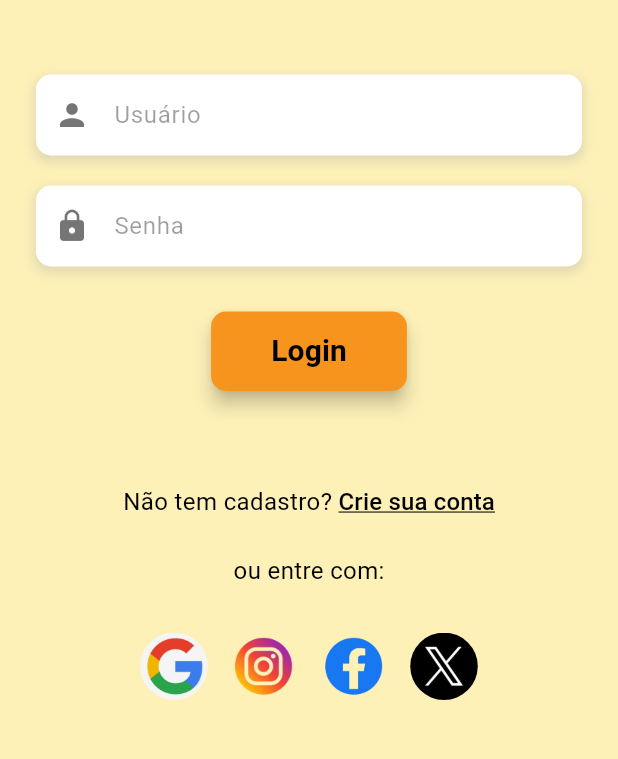
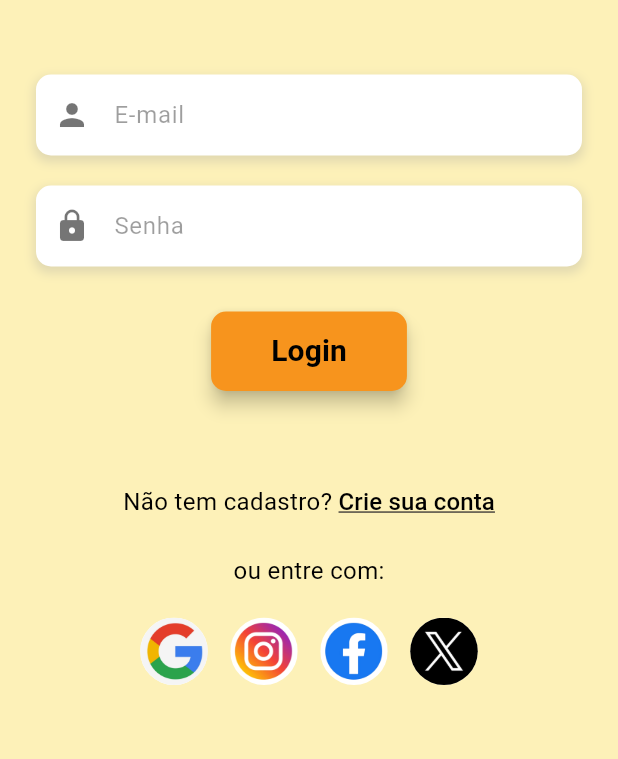
Before and after one commit to Matth998/bee-better-front, a Flutter app: the screen it shows after launch, on a phone screen of 412 x 824 dp, the part 419-1178 px from its top. Run offline on Flutter 3.47's test engine with Material 3 defaults, Android fonts, the phone set to English and light mode, and no system bars; our stand-ins replace dropdown_search, google_sign_in, image_picker, permission_handler, shared_preferences, table_calendar.

Commit message:
Login via Google

```diff
--- a/lib/services/auth_service.dart
+++ b/lib/services/auth_service.dart
@@ -31,7 +31,7 @@ class AuthService {
         experiencia: user['mascot_experience'] ?? 0,
       );
 
-      await _registrarDailyLogin();
+      await registrarDailyLoginPublic();
     } else {
       throw Exception('Usuário ou senha inválidos');
     }
@@ -67,14 +67,14 @@ class AuthService {
         experiencia: user['mascot_experience'] ?? 0,
       );
 
-      await _registrarDailyLogin();
+      await registrarDailyLoginPublic();
     } else {
       throw Exception('Erro ao criar conta. Tente novamente.');
     }
   }
 
   // DAILY LOGIN — registra streak e atualiza moedas
-  static Future<void> _registrarDailyLogin() async {
+  static Future<void> registrarDailyLoginPublic() async {
     try {
       final response = await http.post(
         Uri.parse('$baseUrl/users/${UserSession.id}/daily-login'),
--- a/lib/views/auth/login.dart
+++ b/lib/views/auth/login.dart
@@ -1,10 +1,11 @@
 import 'package:bee_better_flutter/services/auth_service.dart';
 import 'package:bee_better_flutter/services/user_session.dart';
 import 'package:flutter/material.dart';
+import 'package:google_sign_in/google_sign_in.dart';
+import 'package:http/http.dart' as http;
+import 'dart:convert';
 
-// Constante para a cor de fundo bege claro
 const Color appBackgroundColor = Color(0xFFFDF1B8);
-// Constante para o laranja do botão
 const Color appPrimaryOrange = Color(0xFFF7941D);
 
 class LoginScreen extends StatefulWidget {
@@ -17,12 +18,85 @@ class LoginScreen extends StatefulWidget {
 class _LoginScreenState extends State<LoginScreen> {
   final _userController = TextEditingController();
   final _passwordController = TextEditingController();
+  bool _loadingGoogle = false;
+
+  static const String _baseUrl = 'http://localhost:8080';
+
+  // Google Sign In configurado com o client ID Android
+  final GoogleSignIn _googleSignIn = GoogleSignIn(
+    clientId: '666409812247-5ubt6sg7gge17m2usu4br3i5a47jekrs.apps.googleusercontent.com',
+    scopes: ['email', 'profile'],
+  );
 
   @override
   void dispose() {
     _userController.dispose();
     _passwordController.dispose();
     super.dispose();
+  }
+
+  Future<void> _loginComGoogle() async {
+    setState(() => _loadingGoogle = true);
+    try {
+      // 1. Abre o seletor de conta Google
+      final GoogleSignInAccount? account = await _googleSignIn.signIn();
+      if (account == null) {
+        setState(() => _loadingGoogle = false);
+        return; // usuário cancelou
+      }
+
+      // 2. Pega o token de autenticação
+      final GoogleSignInAuthentication auth = await account.authentication;
+      final String? idToken = auth.idToken;
+
+      if (idToken == null) {
+        throw Exception('Não foi possível obter o token do Google');
+      }
+
+      // 3. Envia o token para o backend
+      final response = await http.post(
+        Uri.parse('$_baseUrl/auth/google'),
+        headers: {'Content-Type': 'application/json'},
+        body: jsonEncode({'idToken': idToken}),
+      );
+
+      if (response.statusCode == 200) {
+        final data = jsonDecode(response.body);
+        final user = data['user'];
+
+        UserSession.salvarSessao(
+          token: data['token'] ?? '',
+          id: user['id'] ?? 0,
+          nome: user['name'] ?? '',
+          email: user['email'] ?? '',
+          birthDate: user['birth_date'] ?? '',
+          fotoPerfil: user['profile_picture_url'] != null
+              ? '$_baseUrl${user['profile_picture_url']}'
+              : '',
+          nivel: user['mascot_level'] ?? 1,
+          moedas: user['coins'] ?? 0,
+          experiencia: user['mascot_experience'] ?? 0,
+        );
+
+        await AuthService.registrarDailyLoginPublic();
+
+        if (mounted) Navigator.pushReplacementNamed(context, '/home');
+      } else {
+        throw Exception('Erro ao autenticar com Google');
+      }
+    } catch (e) {
+      debugPrint('Erro Google Sign In: $e');
+      if (mounted) {
+        ScaffoldMessenger.of(context).showSnackBar(
+          SnackBar(
+            content: Text('Erro ao entrar com Google: $e'),
+            backgroundColor: Colors.redAccent,
+          ),
+        );
+      }
+    } finally {
+      if (mounted) setState(() => _loadingGoogle = false);
+    }
   }
 
   @override
@@ -34,102 +108,56 @@ class _LoginScreenState extends State<LoginScreen> {
           padding: const EdgeInsets.symmetric(horizontal: 24.0),
           child: Column(
             children: [
-              const SizedBox(height: 60), // Espaço no topo
-              // Título "Login"
+              const SizedBox(height: 60),
               const Text(
                 'Login',
                 style: TextStyle(
                   fontSize: 48,
-                  fontWeight:
-                      FontWeight.w400, // Colocar a fonte real - Ver com a Julia
+                  fontWeight: FontWeight.w400,
                   color: Colors.black,
-                  fontFamily:
-                      'Roboto', // Colocar a fonte real - Ver com a Julia
                 ),
               ),
-
               const SizedBox(height: 30),
-
-              // Imagem da abelha
               Center(
                 child: Image.asset(
                   'assets/images/abelha_login.png',
-                  height: 120, // Ajuste de tamanho
+                  height: 120,
                 ),
               ),
-
               const SizedBox(height: 50),
 
-              // Campo de entrada do Usuário
-              Container(
-                decoration: BoxDecoration(
-                  color: Colors.white,
-                  borderRadius: BorderRadius.circular(10.0),
-                  boxShadow: [
-                    BoxShadow(
-                      color: Colors.grey.withOpacity(0.3),
-                      spreadRadius: 1,
-                      blurRadius: 5,
-                      offset: const Offset(0, 3), // Posição da sombra
+              // Campo usuário
+              _buildInput(
+                controller: _userController,
+                hint: 'E-mail',
+                icon: Icons.person,
               ),
-                  ],
-                ),
-                child: TextFormField(
-                  controller: _userController,
-                  decoration: const InputDecoration(
-                    prefixIcon: Icon(Icons.person, color: Colors.black54),
-                    hintText: 'Usuário',
-                    hintStyle: TextStyle(color: Colors.black38),
-                    border: InputBorder.none, // Remove a borda padrão do input
-                    contentPadding: EdgeInsets.symmetric(vertical: 15.0),
-                  ),
-                ),
-              ),
-
               const SizedBox(height: 20),
 
-              // Campo de entrada da Senha
-              Container(
-                decoration: BoxDecoration(
-                  color: Colors.white,
-                  borderRadius: BorderRadius.circular(10.0),
-                  boxShadow: [
-                    BoxShadow(
-                      color: Colors.grey.withOpacity(0.3),
-                      spreadRadius: 1,
-                      blurRadius: 5,
-                      offset: const Offset(0, 3),
+              // Campo senha
+              _buildInput(
+                controller: _passwordController,
+                hint: 'Senha',
+                icon: Icons.lock,
+                isPassword: true,
               ),
-                  ],
-                ),
-                child: TextFormField(
-                  controller: _passwordController,
-                  obscureText: true, // Para esconder a senha
-                  decoration: const InputDecoration(
-                    prefixIcon: Icon(Icons.lock, color: Colors.black54),
-                    hintText: 'Senha',
-                    hintStyle: TextStyle(color: Colors.black38),
-                    border: InputBorder.none,
-                    contentPadding: EdgeInsets.symmetric(vertical: 15.0),
-                  ),
-                ),
-              ),
-
               const SizedBox(height: 30),
 
-              // Botão de Login
+              // Botão login
               ElevatedButton(
                 onPressed: () async {
-                  if (_userController.text.isNotEmpty && _passwordController.text.isNotEmpty) {
+                  if (_userController.text.isNotEmpty &&
+                      _passwordController.text.isNotEmpty) {
                     try {
                       await AuthService.login(
                         _userController.text,
                         _passwordController.text,
                       );
-
+                      if (mounted) {
                         Navigator.pushReplacementNamed(context, '/home');
-
+                      }
                     } catch (e) {
+                      if (mounted) {
                         ScaffoldMessenger.of(context).showSnackBar(
                           SnackBar(
                             content: Text(e.toString()),
@@ -137,13 +165,11 @@ class _LoginScreenState extends State<LoginScreen> {
                           ),
                         );
                       }
+                    }
                   } else {
-                    // Exibe um aviso caso os campos estejam vazios
                     ScaffoldMessenger.of(context).showSnackBar(
                       const SnackBar(
-                        content: Text(
-                          'Por favor, preencha o usuário e a senha.',
-                        ),
+                        content: Text('Por favor, preencha o e-mail e a senha.'),
                         backgroundColor: Colors.redAccent,
                       ),
                     );
@@ -169,7 +195,7 @@ class _LoginScreenState extends State<LoginScreen> {
 
               const SizedBox(height: 50),
 
-              // Links de Cadastro
+              // Link cadastro
               Row(
                 mainAxisAlignment: MainAxisAlignment.center,
                 children: [
@@ -178,12 +204,9 @@ class _LoginScreenState extends State<LoginScreen> {
                     style: TextStyle(color: Colors.black, fontSize: 16),
                   ),
                   TextButton(
-                    onPressed: () {
-                      Navigator.pushNamed(context, '/cadastro');
-                    },
+                    onPressed: () => Navigator.pushNamed(context, '/cadastro'),
                     style: TextButton.styleFrom(
-                      padding:
-                          EdgeInsets.zero, // Remove padding do botão de texto
+                      padding: EdgeInsets.zero,
                       minimumSize: const Size(0, 0),
                     ),
                     child: const Text(
@@ -191,7 +214,7 @@ class _LoginScreenState extends State<LoginScreen> {
                       style: TextStyle(
                         color: Colors.black,
                         fontSize: 16,
-                        decoration: TextDecoration.underline, // Linha embaixo
+                        decoration: TextDecoration.underline,
                       ),
                     ),
                   ),
@@ -199,32 +222,44 @@ class _LoginScreenState extends State<LoginScreen> {
               ),
 
               const SizedBox(height: 10),
-
               const Text(
                 'ou entre com:',
                 style: TextStyle(color: Colors.black, fontSize: 16),
               ),
+              const SizedBox(height: 20),
 
-              const SizedBox(height: 30),
-
-              // Ícones de Login Social
+              // Botões sociais
               Row(
                 mainAxisAlignment: MainAxisAlignment.center,
                 children: [
-                  // Ícone do Google
-                  _buildSocialIcon('assets/images/google.jpg'),
+                  // Google
+                  _buildSocialButton(
+                    imagePath: 'assets/images/google.jpg',
+                    loading: _loadingGoogle,
+                    onTap: _loginComGoogle,
+                  ),
                   const SizedBox(width: 15),
-                  // Ícone do Instagram
-                  _buildSocialIcon('assets/images/instagram.png'),
+                  // Instagram (em breve)
+                  _buildSocialButton(
+                    imagePath: 'assets/images/instagram.png',
+                    onTap: () => _mostrarEmBreve('Instagram'),
+                  ),
                   const SizedBox(width: 15),
-                  // Ícone do Facebook
-                  _buildSocialIcon('assets/images/facebook.png'),
+                  // Facebook (em breve)
+                  _buildSocialButton(
+                    imagePath: 'assets/images/facebook.png',
+                    onTap: () => _mostrarEmBreve('Facebook'),
+                  ),
                   const SizedBox(width: 15),
-                  // Ícone do X (Twitter)
-                  _buildSocialIcon('assets/images/twitter.png'),
+                  // Twitter (em breve)
+                  _buildSocialButton(
+                    imagePath: 'assets/images/twitter.png',
+                    onTap: () => _mostrarEmBreve('Twitter'),
+                  ),
                 ],
               ),
-              const SizedBox(height: 40), // Espaço inferior
+
+              const SizedBox(height: 40),
             ],
           ),
         ),
@@ -232,13 +267,72 @@ class _LoginScreenState extends State<LoginScreen> {
     );
   }
 
-  // Widget auxiliar para criar os ícones sociais
-  Widget _buildSocialIcon(String iconPath) {
-    return ClipOval( // ← recorta em círculo
-      child: SizedBox(
+  void _mostrarEmBreve(String rede) {
+    ScaffoldMessenger.of(context).showSnackBar(
+      SnackBar(
+        content: Text('Login com $rede em breve!'),
+        backgroundColor: const Color(0xFFF7941D),
+        behavior: SnackBarBehavior.floating,
+        shape: RoundedRectangleBorder(borderRadius: BorderRadius.circular(12)),
+      ),
+    );
+  }
+
+  Widget _buildSocialButton({
+    required String imagePath,
+    required VoidCallback onTap,
+    bool loading = false,
+  }) {
+    return GestureDetector(
+      onTap: loading ? null : onTap,
+      child: ClipOval(
+        child: Container(
           width: 45,
           height: 45,
-        child: Image.asset(iconPath, fit: BoxFit.cover), // ← cover, não contain
+          color: Colors.white,
+          child: loading
+              ? const Padding(
+            padding: EdgeInsets.all(10),
+            child: CircularProgressIndicator(
+              strokeWidth: 2,
+              color: Color(0xFFF7941D),
+            ),
+          )
+              : Image.asset(imagePath, fit: BoxFit.cover),
+        ),
+      ),
+    );
+  }
+
+  Widget _buildInput({
+    required TextEditingController controller,
+    required String hint,
+    required IconData icon,
+    bool isPassword = false,
+  }) {
+    return Container(
+      decoration: BoxDecoration(
+        color: Colors.white,
+        borderRadius: BorderRadius.circular(10.0),
+        boxShadow: [
+          BoxShadow(
+            color: Colors.grey.withOpacity(0.3),
+            spreadRadius: 1,
+            blurRadius: 5,
+            offset: const Offset(0, 3),
+          ),
+        ],
+      ),
+      child: TextFormField(
+        controller: controller,
+        obscureText: isPassword,
+        decoration: InputDecoration(
+          prefixIcon: Icon(icon, color: Colors.black54),
+          hintText: hint,
+          hintStyle: const TextStyle(color: Colors.black38),
+          border: InputBorder.none,
+          contentPadding: const EdgeInsets.symmetric(vertical: 15.0),
+        ),
       ),
     );
   }
--- a/pubspec.yaml
+++ b/pubspec.yaml
@@ -17,8 +17,9 @@ dependencies:
     sdk: flutter
   permission_handler: ^12.0.1
   shared_preferences: ^2.5.5
-  flutter_local_notifications: ^21.0.0
   audioplayers: ^6.6.0
+  google_sign_in: ^6.2.1
+  app_links: ^6.3.2
 
 dev_dependencies:
   flutter_test:
```
Also changed, not shown: pubspec.lock, 7 other files. Lines whose indentation alone changed are shown as unchanged.
